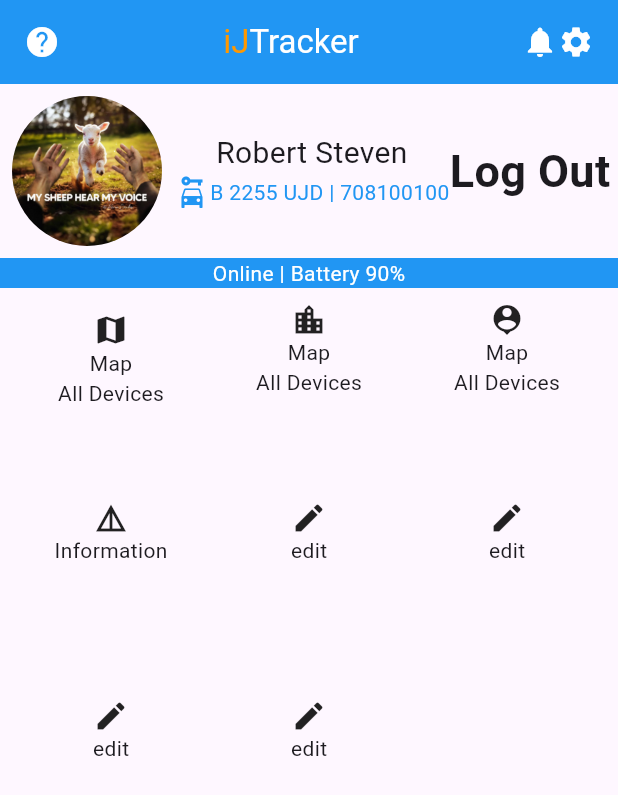
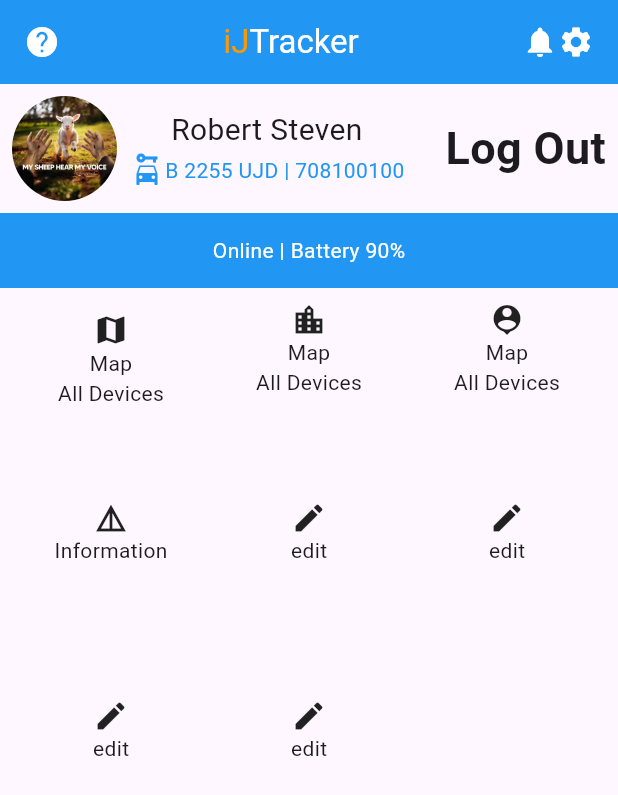
Before and after one commit to surraaI/ugr-2347-14-LAB-Exercises, a Flutter app: the screen it shows after launch, on a phone screen of 412 x 824 dp. Shown: the top 795 px of the screen. Run offline on Flutter 3.47's test engine with Material 3 defaults, Android fonts, the phone set to English and light mode, and no system bars.

Commit message:
widget-exercises

```diff
--- a/widget_exercises/widget_exercises/lib/main.dart
+++ b/widget_exercises/widget_exercises/lib/main.dart
@@ -54,8 +54,8 @@ class IjTracker extends StatelessWidget {
                         child: Image.asset(
                           'assets/my_sheep.jpg',
                           fit: BoxFit.cover,
-                          width: 100,
-                          height: 100,
+                          width: 70,
+                          height: 70,
                         ),
                       ),
                       const SizedBox(width: 8.0),
@@ -94,6 +94,7 @@ class IjTracker extends StatelessWidget {
               ),
             ),
             Container(
+              height: 50,
               color: Colors.blue,
               child: const Row(
                 mainAxisAlignment: MainAxisAlignment.center,
--- /dev/null
+++ b/widget_exercises/widget_exercises/lib/page2.dart
@@ -0,0 +1,22 @@
+import 'package:flutter/material.dart';
+
+void main() {
+  runApp(const bardi());
+}
+
+class bardi extends StatelessWidget {
+  const bardi({super.key});
+
+  @override
+  Widget build(BuildContext context) {
+    return  MaterialApp(
+      home: Scaffold(
+        appBar: AppBar(
+
+
+        ),
+      )
+
+    );
+  }
+}
```
